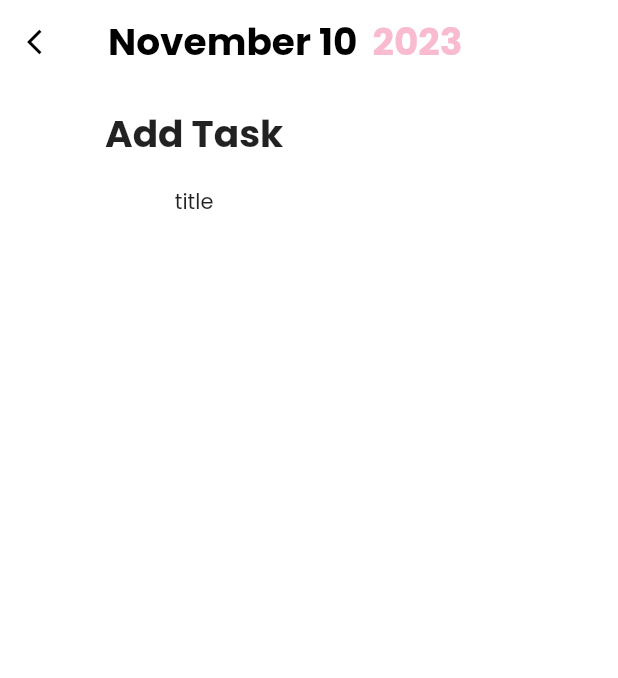
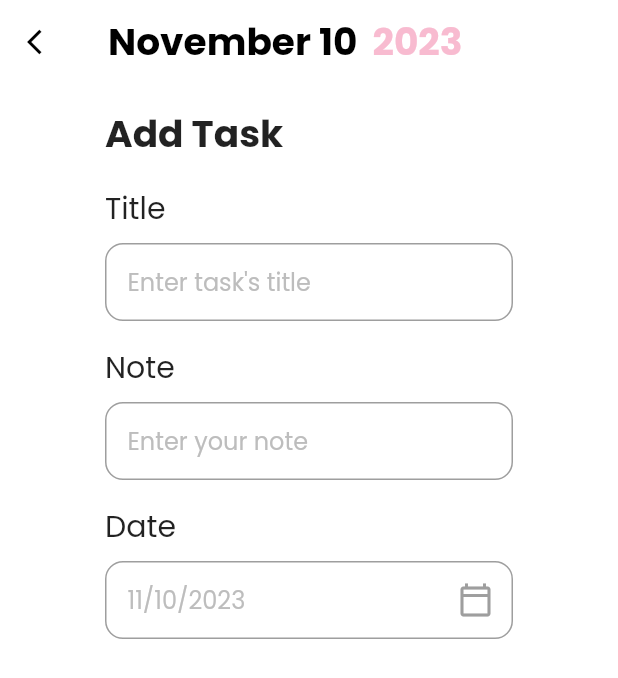
Before and after one commit to DanilIvanchik/RemindMe-Flutter-App, a Flutter app: the screen it shows after launch, after a tap on "Add task", on a phone screen of 412 x 824 dp. Shown: the top 678 px of the screen. Run offline on Flutter 3.47's test engine with Material 2 defaults, Android fonts, the phone set to English and light mode, and no system bars; our stand-ins replace date_picker_timeline, get, google_fonts.

Commit message:
Added custom input fields on add task page

```diff
--- a/lib/pages/add_task_bar_page.dart
+++ b/lib/pages/add_task_bar_page.dart
@@ -3,10 +3,15 @@ import 'package:flutter_remind_me_app/util/input_field.dart';
 import 'package:get/get.dart';
 import 'package:intl/intl.dart';
 
-class AddTask extends StatelessWidget {
+class AddTask extends StatefulWidget {
   DateTime chosenDate;
   AddTask({super.key, required this.chosenDate});
 
+  @override
+  State<AddTask> createState() => _AddTaskState();
+}
+
+class _AddTaskState extends State<AddTask> {
   @override
   Widget build(BuildContext context) {
     return Scaffold(
@@ -27,7 +32,7 @@ class AddTask extends StatelessWidget {
         title: Row(
           children: [
             Text(
-              DateFormat.MMMMd().format(chosenDate),
+              DateFormat.MMMMd().format(widget.chosenDate),
               style: const TextStyle(
                   fontWeight: FontWeight.bold,
                   fontSize: 25,
@@ -36,7 +41,7 @@ class AddTask extends StatelessWidget {
             Padding(
               padding: const EdgeInsets.only(left: 10.0),
               child: Text(
-                DateFormat.y().format(chosenDate),
+                DateFormat.y().format(widget.chosenDate),
                 style: TextStyle(
                     fontWeight: FontWeight.bold,
                     fontSize: 25,
@@ -50,15 +55,38 @@ class AddTask extends StatelessWidget {
         padding: EdgeInsets.only(left: 70, right: 70, top: 15),
         child: SingleChildScrollView(
             child: Column(
+          crossAxisAlignment: CrossAxisAlignment.start,
           children: [
-            Text(
+            const Text(
               "Add Task",
               style: TextStyle(fontWeight: FontWeight.bold, fontSize: 25),
             ),
-            AddTaskInputFiels(hint: "hint", title: "title")
+            const AddTaskInputFiels(hint: "Enter task's title", title: "Title"),
+            const AddTaskInputFiels(hint: "Enter your note", title: "Note"),
+            AddTaskInputFiels(
+              hint: DateFormat.yMd().format(widget.chosenDate),
+              title: "Date",
+              passedWidget: IconButton(
+                icon: const Icon(
+                  Icons.calendar_today_outlined,
+                  color: Colors.grey,
+                ),
+                onPressed: () {
+                  _getDateFromUser();
+                },
+              ),
+            )
           ],
         )),
       ),
     );
   }
+
+  _getDateFromUser() async {
+    DateTime? _datePicker = await showDatePicker(
+        context: context,
+        initialDate: DateTime.now(),
+        firstDate: DateTime(2023),
+        lastDate: DateTime(2100));
+  }
 }
--- a/lib/util/input_field.dart
+++ b/lib/util/input_field.dart
@@ -1,26 +1,71 @@
 import 'package:flutter/material.dart';
 
-class AddTaskInputFiels extends StatelessWidget {
+class AddTaskInputFiels extends StatefulWidget {
   final String title;
   final String hint;
   final TextEditingController? controller;
-  final Widget? widget;
+  final Widget? passedWidget;
 
   const AddTaskInputFiels(
       {super.key,
       required this.hint,
       required this.title,
       this.controller,
-      this.widget});
+      this.passedWidget});
 
+  @override
+  State<AddTaskInputFiels> createState() => _AddTaskInputFielsState();
+}
+
+class _AddTaskInputFielsState extends State<AddTaskInputFiels> {
   @override
   Widget build(BuildContext context) {
     return Container(
       margin: EdgeInsets.only(top: 16),
-      child: Column(children: [
+      child: Column(crossAxisAlignment: CrossAxisAlignment.start, children: [
         Text(
-          title,
-          style: TextStyle(),
+          widget.title,
+          style: TextStyle(fontSize: 20),
+        ),
+        Container(
+          height: 52,
+          margin: EdgeInsets.only(top: 8),
+          padding: EdgeInsets.only(left: 14),
+          decoration: BoxDecoration(
+              border: Border.all(color: Colors.grey, width: 1.0),
+              borderRadius: BorderRadius.circular(12)),
+          child: Row(
+            children: [
+              Expanded(
+                  child: TextFormField(
+                readOnly: widget.passedWidget == null ? false : true,
+                autofocus: false,
+                cursorColor: Colors.grey.shade700,
+                controller: widget.controller,
+                style: const TextStyle(
+                    fontSize: 16,
+                    fontWeight: FontWeight.w400,
+                    color: Colors.black),
+                decoration: InputDecoration(
+                    hintText: widget.hint,
+                    hintStyle: TextStyle(
+                        fontSize: 16,
+                        fontWeight: FontWeight.w400,
+                        color: Colors.grey.shade400),
+                    focusedBorder: const UnderlineInputBorder(
+                        borderSide:
+                            BorderSide(color: Colors.transparent, width: 0)),
+                    enabledBorder: const UnderlineInputBorder(
+                        borderSide:
+                            BorderSide(color: Colors.transparent, width: 0))),
+              )),
+              widget.passedWidget == null
+                  ? Container()
+                  : Container(
+                      child: widget.passedWidget,
+                    ),
+            ],
+          ),
         )
       ]),
     );
```
